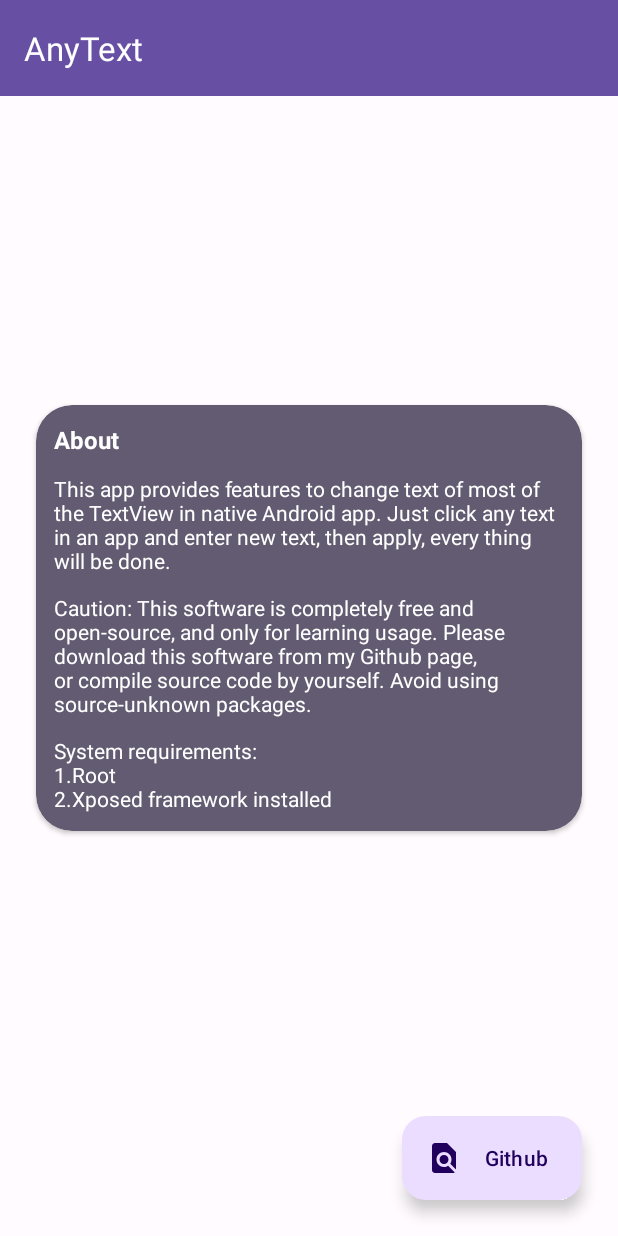
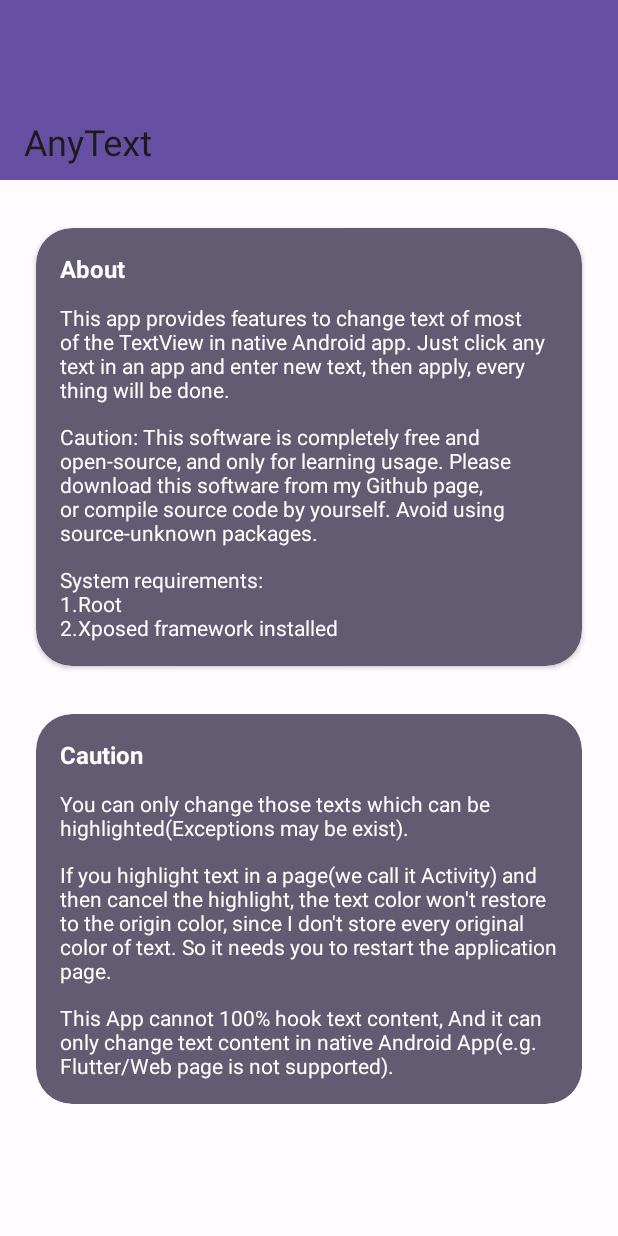
Before and after one commit to gitofleonardo/AnyText, an Android app: the screen it shows after launch (MainActivity), on a phone screen of 412 x 824 dp. Run offline under Robolectric (Android 15) with nearby library versions, the phone set to English and light mode, and no system bars.

Commit message:
Fix some highlight issues.

```diff
--- a/app/src/main/java/com/hhvvg/anytext/MainActivity.kt
+++ b/app/src/main/java/com/hhvvg/anytext/MainActivity.kt
@@ -4,7 +4,6 @@ import android.content.Intent
 import android.net.Uri
 import android.os.Bundle
 import androidx.appcompat.app.AppCompatActivity
-import androidx.appcompat.widget.Toolbar
 import com.hhvvg.anytext.databinding.ActivityMainBinding
 import com.hhvvg.anytext.utils.GITHUB_PAGE_URL
 
@@ -12,8 +11,6 @@ private const val TAG = "MainActivity"
 
 class MainActivity : AppCompatActivity() {
     private val binding by lazy { ActivityMainBinding.inflate(layoutInflater) }
-    private val toolbar: Toolbar
-        get() = binding.toolbar
 
     override fun onCreate(savedInstanceState: Bundle?) {
         super.onCreate(savedInstanceState)
@@ -22,7 +19,6 @@ class MainActivity : AppCompatActivity() {
     }
 
     private fun setupViews() {
-        setSupportActionBar(toolbar)
         binding.getCodeFab.setOnClickListener {
             val intent = Intent()
             intent.action = Intent.ACTION_VIEW
--- a/app/src/main/java/com/hhvvg/anytext/hook/AnyHookLoaded.kt
+++ b/app/src/main/java/com/hhvvg/anytext/hook/AnyHookLoaded.kt
@@ -66,7 +66,7 @@ class AnyHookLoaded : IXposedHookLoadPackage {
             )
             // Update application class name
             updateApplicationClassName(sp, packageName, appName)
-            hookLifecycleCallback(app, ActivityCallback(packageName))
+            hookLifecycleCallback(app, ActivityCallback())
         }
 
         private fun hookLifecycleCallback(
@@ -91,28 +91,26 @@ class AnyHookLoaded : IXposedHookLoadPackage {
         }
     }
 
-    private class ActivityCallback(packageName: String) : Application.ActivityLifecycleCallbacks {
-        private val spInstance: SharedPreferences =
-            XSharedPreferences(packageName, DEFAULT_SHARED_PREFERENCES_FILE_NAME)
-        private val showTextHighlight: Boolean
-            get() = spInstance.getBoolean(KEY_SHOW_TEXT_BORDER, false)
+    private class ActivityCallback : Application.ActivityLifecycleCallbacks {
 
         override fun onActivityCreated(activity: Activity, savedInstanceState: Bundle?) {
         }
 
         override fun onActivityPostCreated(activity: Activity, savedInstanceState: Bundle?) {
+            val spInstance = activity.getSharedPreferences(DEFAULT_SHARED_PREFERENCES_FILE_NAME, Context.MODE_PRIVATE)
+            val showTextHighlight = spInstance.getBoolean(KEY_SHOW_TEXT_BORDER, false)
             val contentView = activity.window.decorView as ViewGroup
-            iterateHook(contentView)
+            iterateHook(contentView, showTextHighlight)
             contentView.viewTreeObserver.addOnGlobalLayoutListener {
-                iterateHook(contentView)
+                iterateHook(contentView, showTextHighlight)
             }
         }
 
-        private fun iterateHook(viewGroup: ViewGroup) {
+        private fun iterateHook(viewGroup: ViewGroup, showHighlight: Boolean) {
             val children = viewGroup.children
             for (child in children) {
                 if (child is ViewGroup) {
-                    iterateHook(child)
+                    iterateHook(child, showHighlight)
                     continue
                 }
                 if (child !is TextView) {
@@ -133,7 +131,7 @@ class AnyHookLoaded : IXposedHookLoadPackage {
                     )
                 }
                 // Set text highlight or not
-                if (showTextHighlight) {
+                if (showHighlight) {
                     child.setTextColor(Color.RED)
                 }
             }
--- a/app/src/main/res/layout/activity_main.xml
+++ b/app/src/main/res/layout/activity_main.xml
@@ -4,31 +4,58 @@
     xmlns:tools="http://schemas.android.com/tools"
     android:layout_width="match_parent"
     android:layout_height="match_parent"
-    tools:context=".MainActivity">
+    tools:context=".MainActivity"
+    android:fitsSystemWindows="true">
+    <com.google.android.material.appbar.AppBarLayout
+        android:background="?attr/colorPrimary"
+        android:id="@+id/app_bar"
+        android:layout_width="match_parent"
+        android:layout_height="120dp">
+        <com.google.android.material.appbar.CollapsingToolbarLayout
+            app:contentScrim="?attr/colorPrimary"
+            android:fitsSystemWindows="true"
+            app:titleEnabled="true"
+            android:layout_width="match_parent"
+            android:layout_height="match_parent"
+            app:layout_scrollFlags="scroll|exitUntilCollapsed">
             <androidx.appcompat.widget.Toolbar
+                app:title="@string/app_name"
+                app:layout_collapseMode="pin"
                 app:titleTextColor="?attr/colorOnPrimary"
-        android:background="?attr/colorPrimary"
                 android:id="@+id/toolbar"
                 android:layout_width="match_parent"
-        android:layout_height="wrap_content"/>
+                android:layout_height="?attr/actionBarSize"/>
+        </com.google.android.material.appbar.CollapsingToolbarLayout>
+    </com.google.android.material.appbar.AppBarLayout>
+    <androidx.core.widget.NestedScrollView
+        android:overScrollMode="always"
+        app:layout_behavior="com.google.android.material.appbar.AppBarLayout$ScrollingViewBehavior"
+        android:id="@+id/scrollView"
+        android:layout_width="match_parent"
+        android:layout_height="match_parent">
+        <LinearLayout
+            android:orientation="vertical"
+            android:layout_width="match_parent"
+            android:layout_height="wrap_content">
             <androidx.cardview.widget.CardView
                 app:cardCornerRadius="24dp"
                 app:cardBackgroundColor="?attr/colorSecondary"
-        android:layout_margin="24dp"
+                android:layout_marginTop="32dp"
+                android:layout_marginLeft="24dp"
+                android:layout_marginRight="24dp"
                 android:layout_gravity="center"
                 android:id="@+id/card_container"
                 android:layout_width="match_parent"
                 android:layout_height="wrap_content">
-        <androidx.constraintlayout.widget.ConstraintLayout
-            android:layout_margin="12dp"
+                <LinearLayout
+                    android:orientation="vertical"
+                    android:layout_margin="16dp"
                     android:layout_width="match_parent"
                     android:layout_height="wrap_content">
                     <TextView
                         android:textStyle="bold"
                         android:textSize="16sp"
                         android:textColor="?attr/colorOnSecondary"
-                app:layout_constraintTop_toTopOf="parent"
-                app:layout_constraintStart_toStartOf="parent"
                         android:text="@string/about"
                         android:id="@+id/about_title"
                         android:layout_width="wrap_content"
@@ -36,7 +63,6 @@
                     <TextView
                         android:textColor="?attr/colorOnSecondary"
                         android:text="@string/about_description"
-                app:layout_constraintTop_toBottomOf="@+id/about_title"
                         android:layout_marginTop="12dp"
                         android:id="@+id/about_content"
                         android:layout_width="match_parent"
@@ -46,25 +72,70 @@
                         android:text="@string/caution_text"
                         android:textColor="?attr/colorOnSecondary"
                         android:id="@+id/about_content1"
-                app:layout_constraintTop_toBottomOf="@id/about_content"
                         android:layout_width="match_parent"
                         android:layout_height="match_parent"/>
                     <TextView
                         android:layout_marginTop="12dp"
                         android:textColor="?attr/colorOnSecondary"
                         android:text="@string/requirement_content"
-                app:layout_constraintTop_toBottomOf="@id/about_content1"
                         android:id="@+id/about_content2"
                         android:layout_width="match_parent"
                         android:layout_height="wrap_content"/>
-        </androidx.constraintlayout.widget.ConstraintLayout>
+                </LinearLayout>
             </androidx.cardview.widget.CardView>
-    <com.google.android.material.floatingactionbutton.ExtendedFloatingActionButton
-        android:layout_gravity="bottom|end"
-        android:layout_margin="24dp"
+            <androidx.cardview.widget.CardView
+                app:cardCornerRadius="24dp"
+                app:cardBackgroundColor="?attr/colorSecondary"
+                android:layout_marginTop="32dp"
+                android:layout_marginLeft="24dp"
+                android:layout_marginRight="24dp"
+                android:layout_width="match_parent"
+                android:layout_height="wrap_content">
+                <LinearLayout
+                    android:orientation="vertical"
+                    android:layout_margin="16dp"
+                    android:layout_width="match_parent"
+                    android:layout_height="wrap_content">
+                    <TextView
+                        android:textStyle="bold"
+                        android:textSize="16sp"
+                        android:textColor="?attr/colorOnSecondary"
+                        app:layout_constraintTop_toTopOf="parent"
+                        app:layout_constraintStart_toStartOf="parent"
+                        android:text="@string/caution"
+                        android:id="@+id/caution_title"
+                        android:layout_width="wrap_content"
+                        android:layout_height="wrap_content"/>
+                    <TextView
+                        android:layout_marginTop="12dp"
+                        android:textColor="?attr/colorOnSecondary"
+                        android:text="@string/about_highlighted_text"
+                        android:layout_width="match_parent"
+                        android:layout_height="wrap_content"/>
+                    <TextView
+                        android:textColor="?attr/colorOnSecondary"
+                        android:text="@string/highlight_text_caution"
+                        android:layout_marginTop="12dp"
+                        android:layout_width="match_parent"
+                        android:layout_height="wrap_content"/>
+                    <TextView
+                        android:layout_marginTop="12dp"
+                        android:textColor="?attr/colorOnSecondary"
+                        android:text="@string/app_not_perfect_caution"
+                        android:layout_width="match_parent"
+                        android:layout_height="wrap_content"/>
+                </LinearLayout>
+            </androidx.cardview.widget.CardView>
+        </LinearLayout>
+    </androidx.core.widget.NestedScrollView>
+    <com.google.android.material.floatingactionbutton.FloatingActionButton
         android:layout_width="wrap_content"
         android:layout_height="wrap_content"
         android:text="@string/github"
-        app:icon="@drawable/ic_baseline_find_in_page_24"
-        android:id="@+id/getCodeFab"/>
+        android:src="@drawable/ic_baseline_find_in_page_24"
+        android:id="@+id/getCodeFab"
+        app:layout_anchor="@id/app_bar"
+        app:layout_anchorGravity="bottom|end"
+        android:layout_margin="12dp"
+        app:layout_behavior="com.google.android.material.floatingactionbutton.FloatingActionButton$Behavior"/>
 </androidx.coordinatorlayout.widget.CoordinatorLayout>
--- a/app/src/main/res/values-night/themes.xml
+++ b/app/src/main/res/values-night/themes.xml
@@ -26,5 +26,7 @@
         <item name="colorOnSurfaceInverse">@color/md_theme_dark_inverseOnSurface</item>
         <item name="colorSurfaceInverse">@color/md_theme_dark_inverseSurface</item>
         <item name="colorPrimaryInverse">@color/md_theme_dark_primaryInverse</item>
+        <item name="android:windowTranslucentStatus">false</item>
+        <item name="android:windowDrawsSystemBarBackgrounds">true</item>
     </style>
 </resources>
--- a/app/src/main/res/values/strings.xml
+++ b/app/src/main/res/values/strings.xml
@@ -14,4 +14,8 @@
     <string name="get_source">Get source code on Github</string>
     <string name="caution_text">Caution: This software is completely free and open-source, and only for learning usage. Please download this software from my Github page, or compile source code by yourself. Avoid using source-unknown packages.</string>
     <string name="highlight_text">Highlight text</string>
+    <string name="about_highlighted_text">You can only change those texts which can be highlighted(Exceptions may be exist).</string>
+    <string name="highlight_text_caution">If you highlight text in a page(we call it Activity) and then cancel the highlight, the text color won\'t restore to the origin color, since I don\'t store every original color of text. So it needs you to restart the application page.</string>
+    <string name="caution">Caution</string>
+    <string name="app_not_perfect_caution">This App cannot 100% hook text content, And it can only change text content in native Android App(e.g. Flutter/Web page is not supported).</string>
 </resources>
--- a/app/src/main/res/values/themes.xml
+++ b/app/src/main/res/values/themes.xml
@@ -26,5 +26,7 @@
         <item name="colorOnSurfaceInverse">@color/md_theme_light_inverseOnSurface</item>
         <item name="colorSurfaceInverse">@color/md_theme_light_inverseSurface</item>
         <item name="colorPrimaryInverse">@color/md_theme_light_primaryInverse</item>
+        <item name="android:windowTranslucentStatus">false</item>
+        <item name="android:windowDrawsSystemBarBackgrounds">true</item>
     </style>
 </resources>
```
Also changed, not shown: 1 other file. Lines whose indentation alone changed are shown as unchanged.
